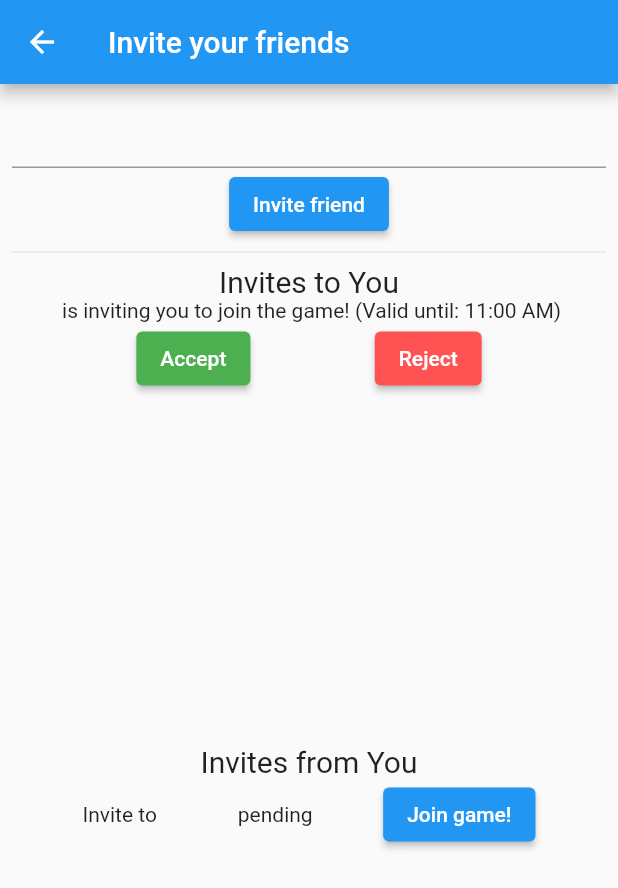
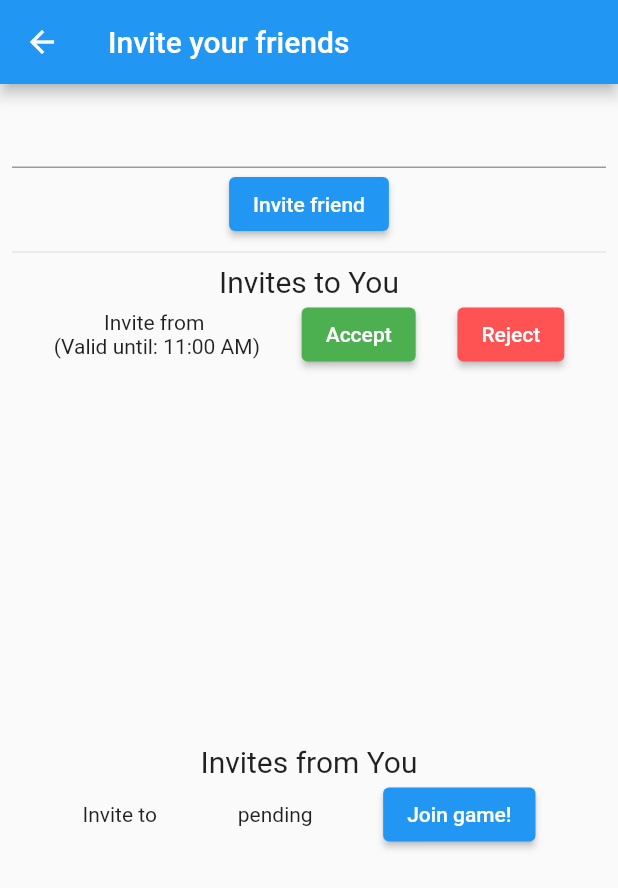
Before and after one commit to betusin/darts-counter, a Flutter app: the OnlineGameStartPage screen opened by its route, after a tap on "Invite friend", on a phone screen of 412 x 824 dp. Shown: the top 888 px of the screen. Run offline on Flutter 3.47's test engine with Material 2 defaults, Android fonts, the light colour scheme and no system bars; our stand-ins replace cloud_firestore, firebase_auth, firebase_core, fl_chart, get_it; missing offline and left inert: firebase_ui_auth; accounts and stored records are empty; generated files the repository leaves out were written again.

Commit message:
style: invites to you styled

```diff
--- a/lib/widgets/invite_list_item.dart
+++ b/lib/widgets/invite_list_item.dart
@@ -23,13 +23,15 @@ class InviteListItem extends StatelessWidget {
     var inviteController = get<InviteService>();
 
     return Center(
-      child: Column(
-        children: [
-          Text(
-              "$inviteFrom is inviting you to join the game! (Valid until: ${_timestampToString(validUntil)})"),
-          Row(
+      child: Row(
         mainAxisAlignment: MainAxisAlignment.spaceEvenly,
         children: [
+          Column(
+            children: [
+              Text("Invite from $inviteFrom"),
+              Text("(Valid until: ${_timestampToString(validUntil)})"),
+            ],
+          ),
           ElevatedButton(
             onPressed: () {
               inviteController.acceptInvite(inviteID);
@@ -48,11 +50,8 @@ class InviteListItem extends StatelessWidget {
             onPressed: () {
               inviteController.acceptInvite(inviteID);
             },
-                style:
-                    ElevatedButton.styleFrom(backgroundColor: Colors.redAccent),
+            style: ElevatedButton.styleFrom(backgroundColor: Colors.redAccent),
             child: Text("Reject"),
-              ),
-            ],
           ),
         ],
       ),
```
Lines whose indentation alone changed are shown as unchanged.
